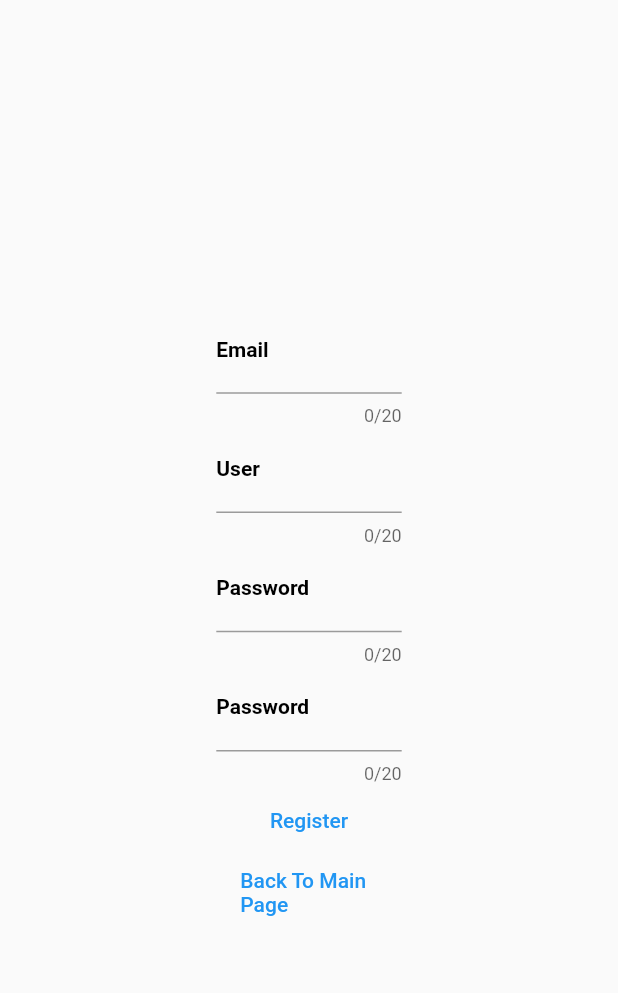
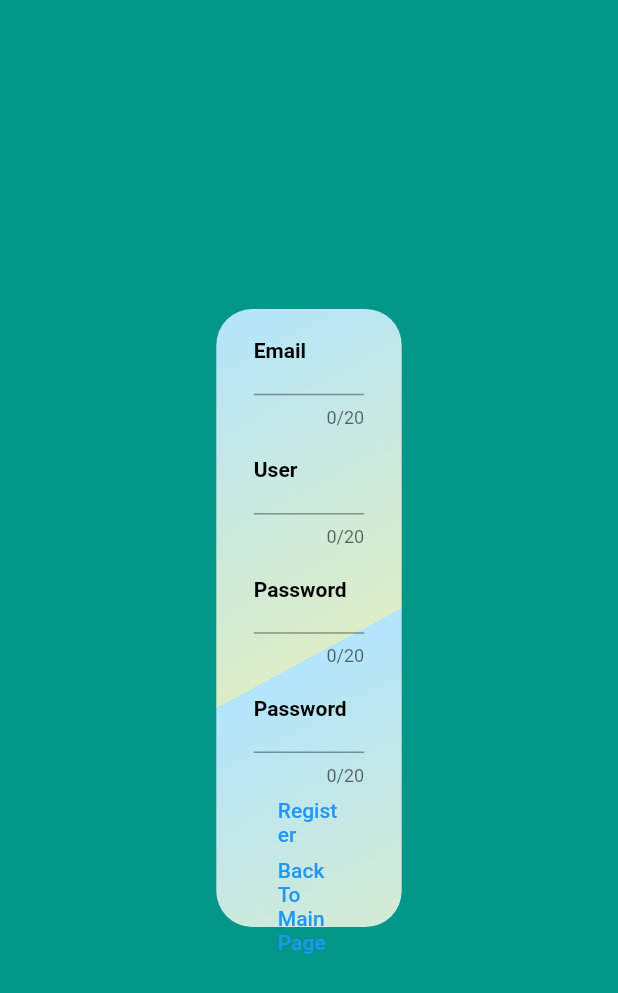
Before and after one commit to yossiy123/OPSClient, a Flutter app: the RegisterPage screen opened by its route, on a phone screen of 412 x 824 dp. Shown: the top 993 px of the screen. Run offline on Flutter 3.47's test engine with Material 2 defaults, Android fonts, the phone set to English and light mode, and no system bars; our stand-ins replace google_fonts; missing offline and left inert: focus_widget; network calls fail; Roboto replaces fonts that are missing (Redressed).

Commit message:
design login/register

```diff
--- a/Todo.txt
+++ b/Todo.txt
@@ -1,10 +1,11 @@
 ########UI#######
 title widget onclick become search input - done
-design login/register/addproject
+design login/register - done
+design addproject
 filter results
 design page, and modify the class and models
 ########LOGIC#######
 database with login/register
 update ui login/register logic (https get/set)
-create search logic
+create search logic - done
 create filter results logic
--- a/lib/Screens/HomePage.dart
+++ b/lib/Screens/HomePage.dart
@@ -5,7 +5,7 @@ import 'package:ospclient/Models/Project.dart';
 import 'package:ospclient/Screens/LoginPage.dart';
 import 'package:ospclient/Screens/RegisterPage.dart';
 import 'package:ospclient/Services/ProjectService.dart';
-import 'package:ospclient/Widgets/searchWidget.dart';
+import 'package:ospclient/Widgets/SearchWidget.dart';
 
 class HomePage extends StatefulWidget {
   static const String route = '/';
--- a/lib/Screens/LoginPage.dart
+++ b/lib/Screens/LoginPage.dart
@@ -1,7 +1,7 @@
 import 'package:flutter/material.dart';
-import 'package:google_fonts/google_fonts.dart';
 import 'package:focus_widget/focus_widget.dart';
-import 'package:ospclient/Widgets/textFieldCustomWidget.dart';
+import 'package:ospclient/Widgets/ContainerCustomLR.dart';
+import 'package:ospclient/Widgets/TextFieldCustomWidget.dart';
 
 //  Navigator.pop(context);
 
@@ -13,13 +13,9 @@ class LoginPage extends StatelessWidget {
   @override
   Widget build(BuildContext context) {
     return Scaffold(
-      body: Center(
-        child: Container(
-          width: MediaQuery.of(context).size.width * 0.30,
-          child: Column(
-            mainAxisAlignment: MainAxisAlignment.center,
-            crossAxisAlignment: CrossAxisAlignment.center,
-            children: [
+      backgroundColor: Colors.teal,
+      body: CustomContainerLR(
+        childrens: [
           FocusWidget(
             focusNode: userFocusNode,
             child: FieldCustomWidget(
@@ -62,8 +58,6 @@ class LoginPage extends StatelessWidget {
           )
         ],
       ),
-        ),
-      ),
     );
   }
 }
--- a/lib/Screens/RegisterPage.dart
+++ b/lib/Screens/RegisterPage.dart
@@ -1,6 +1,8 @@
 import 'package:flutter/material.dart';
 import 'package:focus_widget/focus_widget.dart';
-import 'package:ospclient/Widgets/textFieldCustomWidget.dart';
+import 'package:ospclient/Widgets/TextFieldCustomWidget.dart';
+import 'package:ospclient/Widgets/ContainerCustomLR.dart';
+
 //  Navigator.pop(context);
 
 class RegisterPage extends StatelessWidget {
@@ -14,13 +16,9 @@ class RegisterPage extends StatelessWidget {
   @override
   Widget build(BuildContext context) {
     return Scaffold(
-      body: Center(
-        child: Container(
-          width: MediaQuery.of(context).size.width * 0.30,
-          child: Column(
-            mainAxisAlignment: MainAxisAlignment.center,
-            crossAxisAlignment: CrossAxisAlignment.center,
-            children: [
+        backgroundColor: Colors.teal,
+        body: CustomContainerLR(
+          childrens: [
             FocusWidget(
               focusNode: emailFocusNode,
               child: FieldCustomWidget(
@@ -50,7 +48,7 @@ class RegisterPage extends StatelessWidget {
               focusNode: rePasswordFocusNode,
               child: FieldCustomWidget(
                 focusNode: rePasswordFocusNode,
-                  secureText: false,
+                secureText: true,
                 hintText: "Retype Password",
                 labelText: "Password",
               ),
@@ -72,9 +70,6 @@ class RegisterPage extends StatelessWidget {
               ),
             )
           ],
-          ),
-        ),
-      ),
-    );
+        ));
   }
 }
--- /dev/null
+++ b/lib/Widgets/ContainerCustomLR.dart
@@ -0,0 +1,40 @@
+import 'package:flutter/material.dart';
+// LOGIN& RESGITER CONTAINER DESIGN
+
+class CustomContainerLR extends StatelessWidget {
+  const CustomContainerLR({
+    Key key,
+    this.childrens,
+  }) : super(key: key);
+
+  final List<Widget> childrens;
+  @override
+  Widget build(BuildContext context) {
+    return Center(
+      child: Container(
+        padding:
+            EdgeInsets.symmetric(horizontal: 25), // for padding the textfields
+        decoration: BoxDecoration(
+          borderRadius: BorderRadius.circular(24),
+          gradient: LinearGradient(
+            begin: Alignment.topLeft,
+            end: Alignment(
+                0.8, 0.0), // 10% of the width, so there are ten blinds.
+            colors: [
+              Colors.lightBlue[100],
+              Colors.lightGreen[100]
+            ], // red to yellow
+            tileMode: TileMode.repeated,
+          ),
+        ),
+        width: MediaQuery.of(context).size.width * 0.30,
+        height: MediaQuery.of(context).size.height * 0.50,
+        child: Column(
+          mainAxisAlignment: MainAxisAlignment.center,
+          crossAxisAlignment: CrossAxisAlignment.center,
+          children: childrens,
+        ),
+      ),
+    );
+  }
+}
```
Lines whose indentation alone changed are shown as unchanged.
